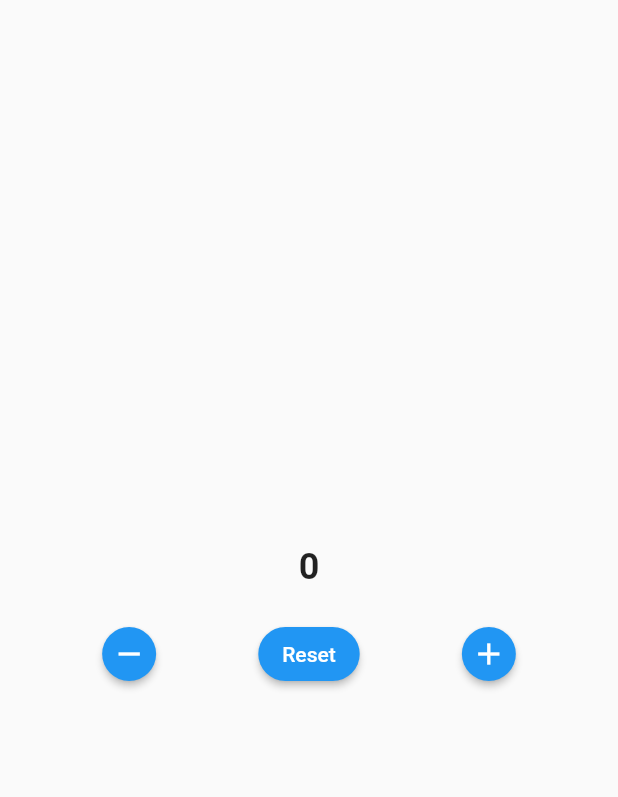
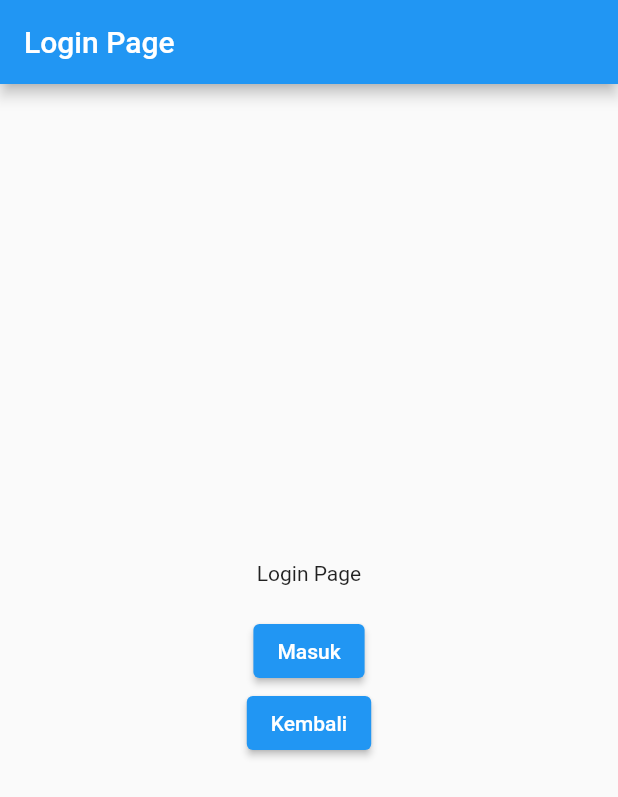
Before and after one commit to rizkitriandani/Aruna-Flutter-Internal-Training, a Flutter app: the screen it shows after launch, on a phone screen of 412 x 824 dp. Shown: the top 797 px of the screen. Run offline on Flutter 3.47's test engine with Material 2 defaults, Android fonts, the phone set to English and light mode, and no system bars.

Commit message:
Renamed folder and group session 5.

```diff
--- /dev/null
+++ b/lib/login.dart
@@ -0,0 +1,43 @@
+import 'package:flutter/cupertino.dart';
+import 'package:flutter/material.dart';
+import 'package:flutter_sesi_3/home.dart';
+
+class LoginPage extends StatelessWidget {
+  const LoginPage({super.key});
+
+  @override
+  Widget build(BuildContext context) {
+    return Scaffold(
+      appBar: AppBar(
+        title: const Text('Login Page'),
+      ),
+      body: Center(
+        child: Column(
+          mainAxisAlignment: MainAxisAlignment.center,
+          children: [
+            const Text('Login Page'),
+            const SizedBox(height: 20),
+            ElevatedButton(
+                onPressed: () {
+                  // Navigator.push(
+                  //     context,
+                  //     MaterialPageRoute(
+                  //         builder: (context) => const HomePage()));
+
+                  // Navigator.pushNamed(context, '/home');
+                  // Navigator.pushReplacement(context, MaterialPageRoute(builder: (context) => const HomePage()));
+                  // Navigator.pushReplacementNamed(context, '/home');
+                  Navigator.popAndPushNamed(context, '/home');
+                },
+                child: const Text("Masuk")),
+            ElevatedButton(
+                onPressed: () {
+                  Navigator.pop(context);
+                },
+                child: const Text("Kembali")),
+          ],
+        ),
+      ),
+    );
+  }
+}
--- a/lib/main.dart
+++ b/lib/main.dart
@@ -1,6 +1,10 @@
 import 'package:flutter/material.dart';
-import 'package:flutter_sesi_3/sesi3/counter.dart';
-import 'package:flutter_sesi_3/sesi3/sesi3.dart';
+import 'package:flutter_sesi_3/empat.dart';
+import 'package:flutter_sesi_3/home.dart';
+
+import 'package:flutter_sesi_3/login.dart';
+import 'package:flutter_sesi_3/routes.dart';
+import 'package:flutter_sesi_3/tiga.dart';
 
 void main() {
   runApp(const MyApp());
@@ -11,11 +15,13 @@ class MyApp extends StatelessWidget {
 
   @override
   Widget build(BuildContext context) {
-    return MaterialApp(
+    var materialApp = MaterialApp(
       theme: ThemeData(
         primarySwatch: Colors.blue,
       ),
-      home: const Counter(),
+      initialRoute: '/',
+      routes: routes,
     );
+    return materialApp;
   }
 }
--- /dev/null
+++ b/lib/routes.dart
@@ -0,0 +1,12 @@
+import 'package:flutter_sesi_3/home.dart';
+import 'package:flutter_sesi_3/login.dart';
+import 'package:flutter_sesi_3/tiga.dart';
+
+import 'empat.dart';
+
+var routes = {
+  '/': (context) => const LoginPage(),
+  '/home': (context) => const HomePage(),
+  '/tiga': (context) => const HalamanTiga(),
+  '/empat': (context) => const HalamanEmpat(),
+};
```
Also changed, not shown: lib/empat.dart (added, +23 -0 lines), lib/home.dart (added, +34 -0 lines), lib/tiga.dart (added, +23 -0 lines), lib/sesi-4/counter.dart (renamed from lib/sesi3/counter.dart), lib/sesi-4/rgb.dart (renamed from lib/sesi3/rgb.dart), lib/sesi-4/sesi3.dart (renamed from lib/sesi3/sesi3.dart), lib/sesi-4/tes.dart (renamed from lib/sesi3/tes.dart), 1 other file.
